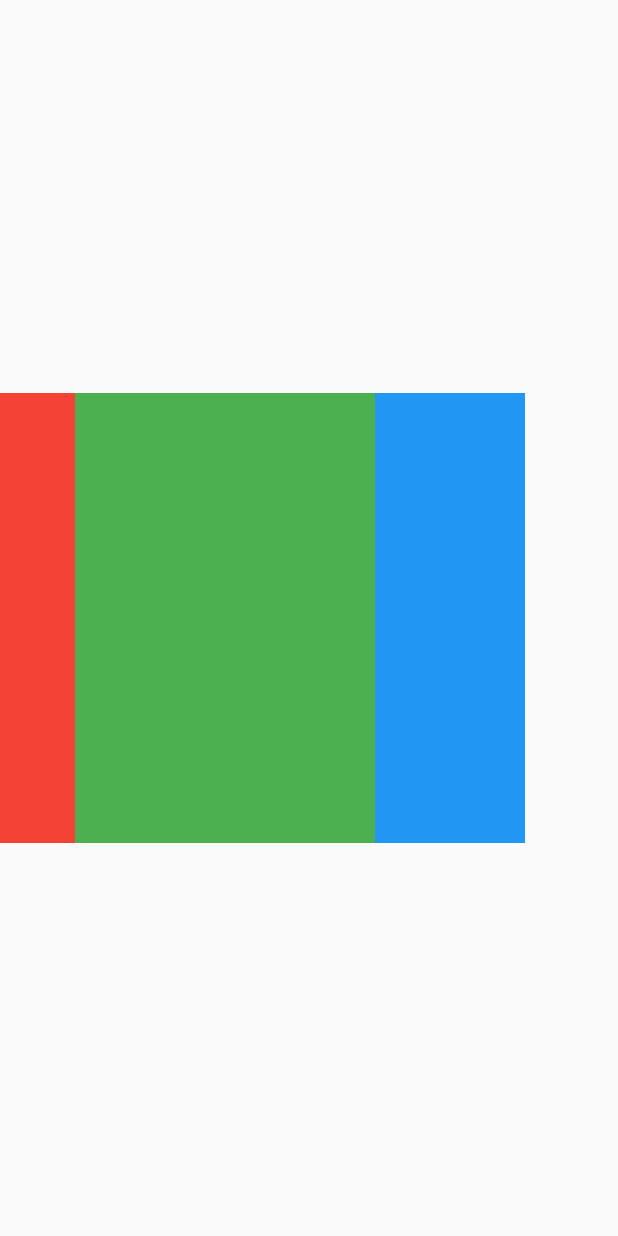
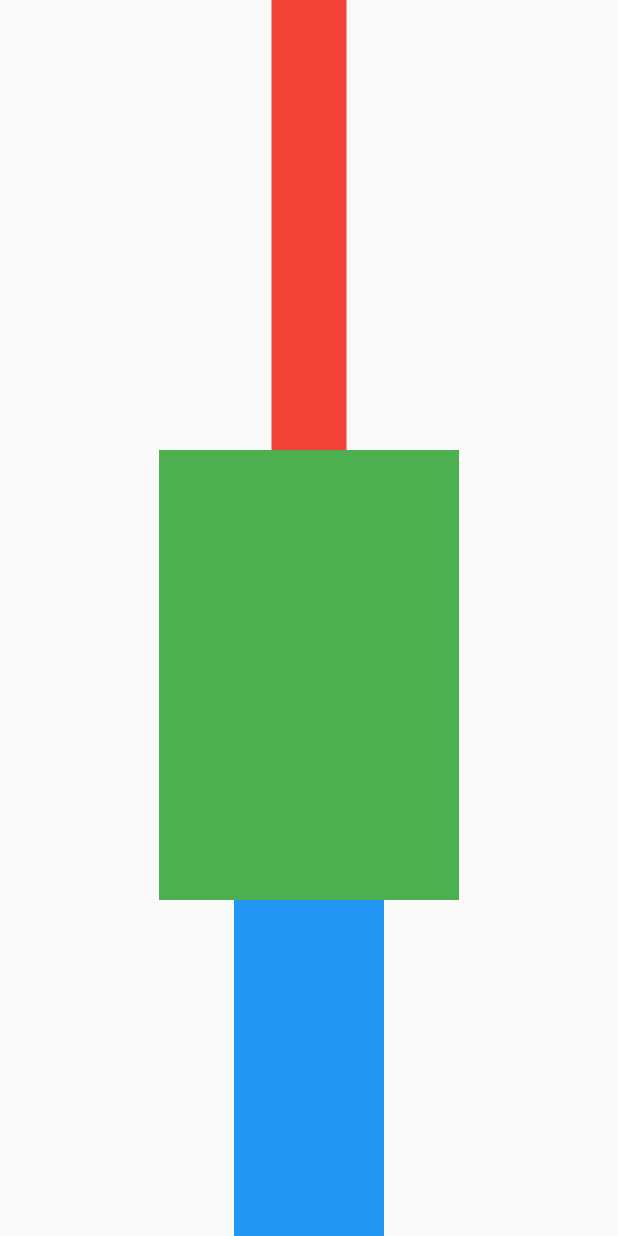
Before and after one commit to Muhanned-Anwar/avatar_course2_2, a Flutter app: the screen it shows after launch, on a phone screen of 412 x 824 dp. Run offline on Flutter 3.47's test engine with Material 2 defaults, Android fonts, the light colour scheme and no system bars.

Commit message:
add Container with Alignment center around Column

```diff
--- a/lib/main.dart
+++ b/lib/main.dart
@@ -12,8 +12,9 @@ class MyApp extends StatelessWidget {
     return MaterialApp(
       debugShowCheckedModeBanner: false,
       home: Scaffold(
-        body: Center(
-          child: Row(
+        body: Container(
+          alignment: Alignment.center,
+          child: Column(
             children: [
               Container( // width: 0
                 color: Colors.red,
```
